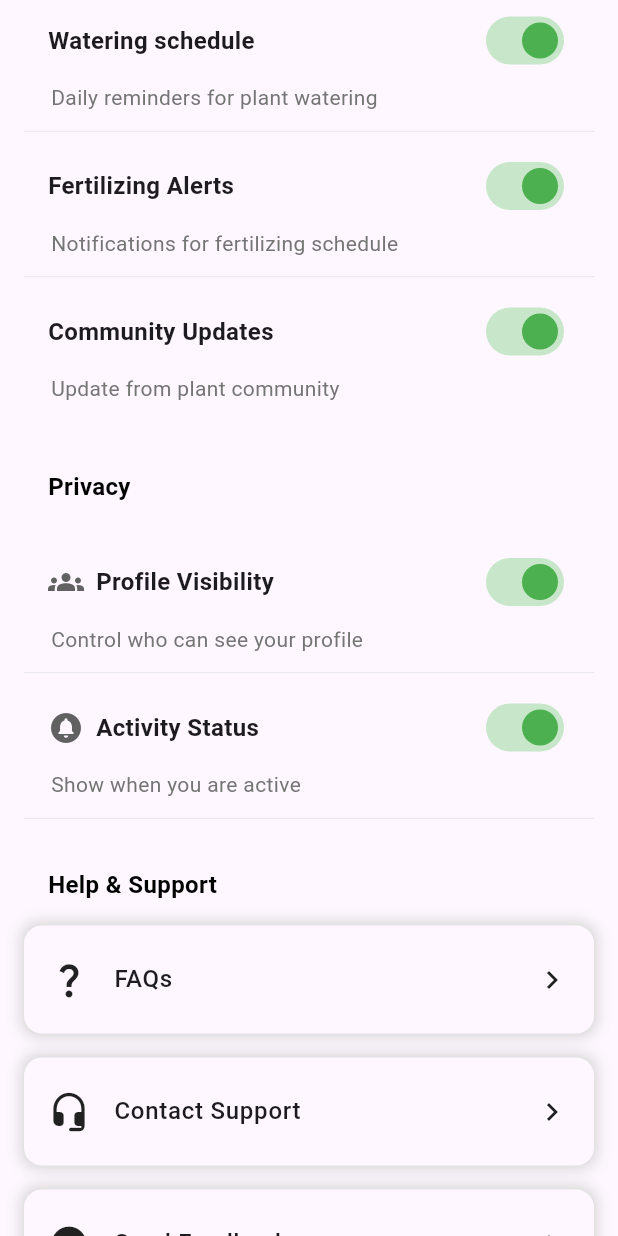
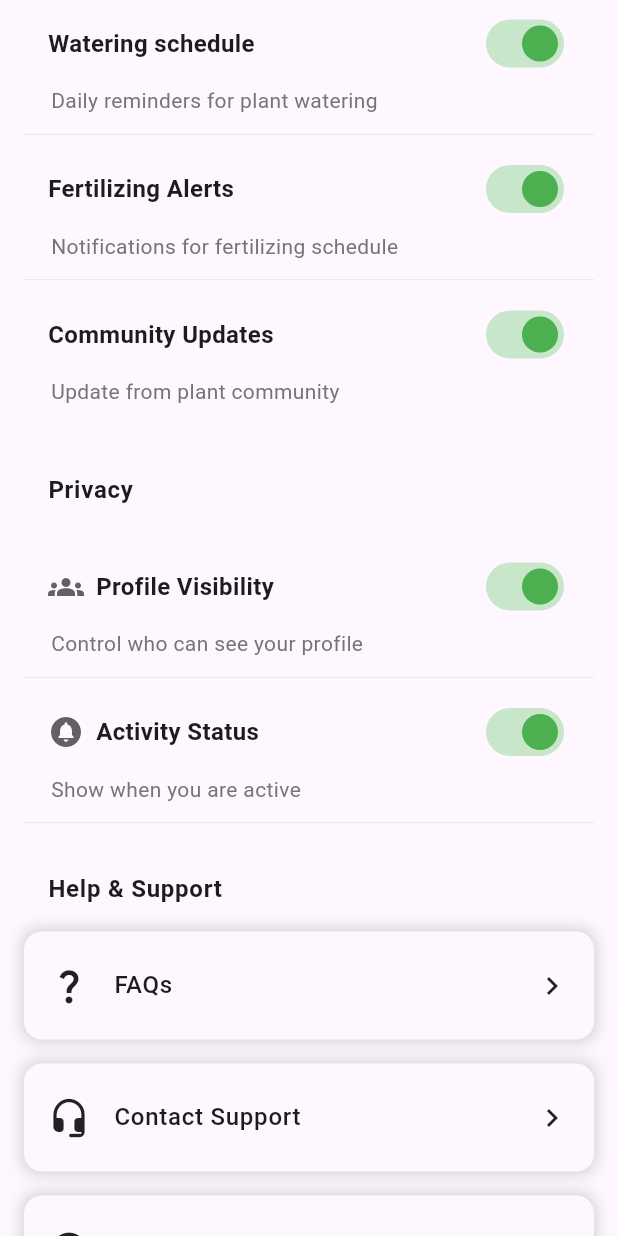
Before and after one commit to escape2005/Plant-Care-App, a Flutter app: the MainScreen screen opened directly, scrolled down 576 dp, on a phone screen of 412 x 824 dp. Run offline on Flutter 3.47's test engine with Material 3 defaults, Android fonts, the phone set to English and light mode, and no system bars; our stand-ins replace supabase_flutter, table_calendar; accounts and stored records are empty.

Commit message:
section_heading changes for theme

```diff
--- a/plant_care_app/lib/pages/profile/section_heading.dart
+++ b/plant_care_app/lib/pages/profile/section_heading.dart
@@ -13,11 +13,10 @@ class SectionHeading extends StatelessWidget {
         alignment: Alignment.centerLeft,
         child: Text(
           title,
-          style: const TextStyle(
-            fontWeight: FontWeight.bold,
-            fontSize: 16,
-            color: Colors.black,
-          ),
+          style: Theme.of(context).textTheme.bodyLarge?.copyWith(
+                fontWeight: FontWeight.bold,
+                fontSize: 16,
+              ),
         ),
       ),
     );
```
